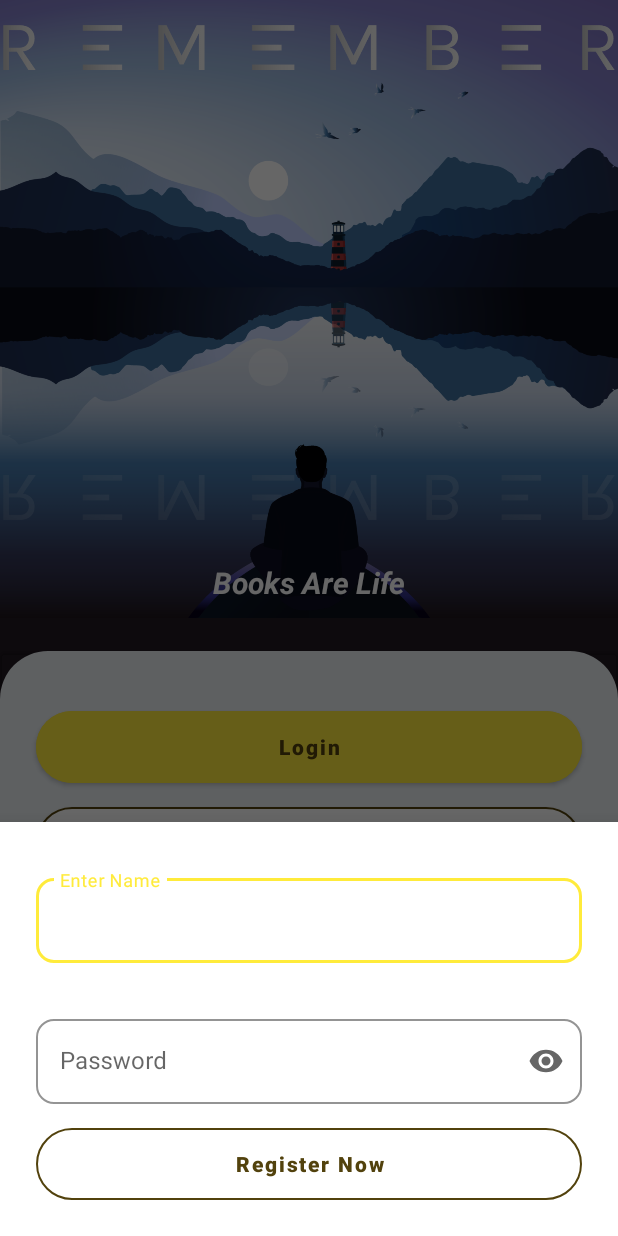
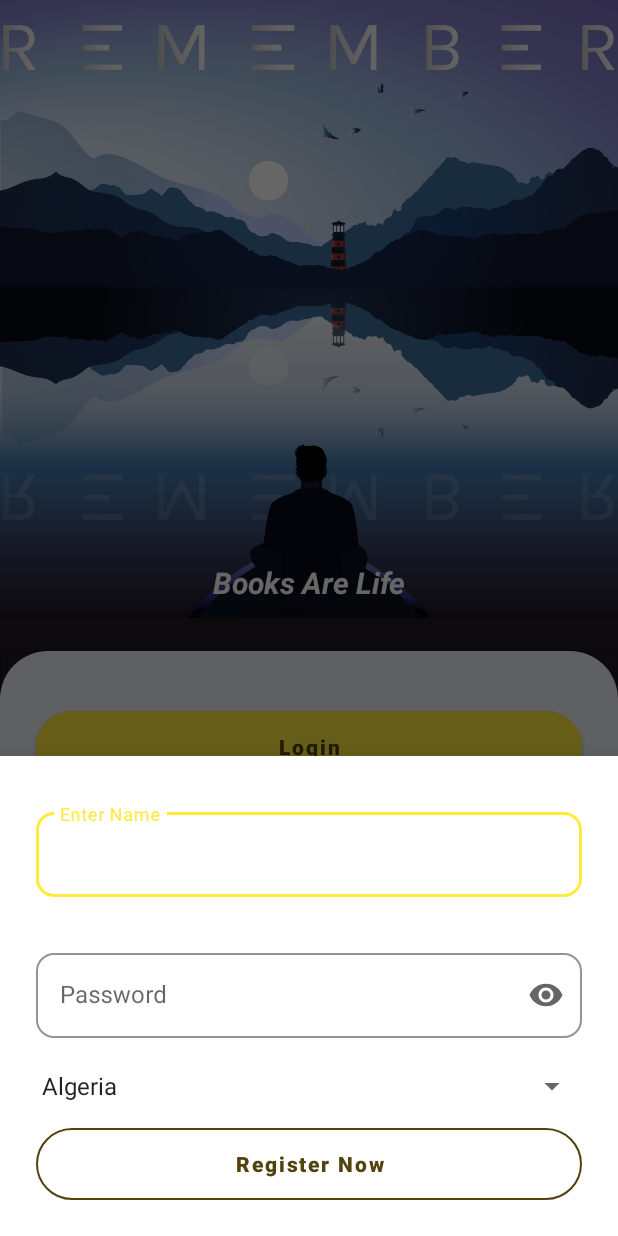
Before and after one commit to frozenstar80/BookShelfApp, an Android app: the SignUpBottomSheetFragment screen opened through its navigation route, on a phone screen of 412 x 824 dp. Run offline under Robolectric (Android 15) with nearby library versions, the phone set to English and light mode, and no system bars; our stand-ins replace Dagger/Hilt's generated code.

Commit message:
Added Country DropDown

```diff
--- a/app/src/main/java/com/example/bookshelfapp/ui/bottomsheet/SignUpBottomSheetFragment.kt
+++ b/app/src/main/java/com/example/bookshelfapp/ui/bottomsheet/SignUpBottomSheetFragment.kt
@@ -1,15 +1,24 @@
 package com.example.bookshelfapp.ui.bottomsheet
 
-import android.content.Intent
+import android.content.Context
 import android.view.LayoutInflater
+import android.view.View
 import android.view.ViewGroup
+import android.widget.AdapterView
+import android.widget.ArrayAdapter
 import androidx.fragment.app.viewModels
+import com.example.bookshelfapp.R
 import com.example.bookshelfapp.data.local.UserCredentials
 import com.example.bookshelfapp.databinding.BottomSheetFragmentSignupBinding
-import com.example.bookshelfapp.ui.activity.HomeActivity
 import com.example.bookshelfapp.ui.viewModel.SignUpViewModel
 import com.example.bookshelfapp.util.findNavControllerSafely
 import dagger.hilt.android.AndroidEntryPoint
+import org.json.JSONObject
+import java.io.BufferedReader
+import java.io.InputStreamReader
+import java.io.Reader
+import java.io.StringWriter
+import java.io.Writer
 
 
 @AndroidEntryPoint
@@ -18,8 +27,32 @@ class SignUpBottomSheetFragment : BaseBottomSheetFragment<BottomSheetFragmentSig
         BottomSheetFragmentSignupBinding::inflate
 
     private val signUpViewModel by viewModels<SignUpViewModel>()
+    private var countryList : Array<String> = arrayOf()
+    var country = "Algeria"
 
     override fun setup() {
+        val jsonString = readJsonFromAssets()
+
+        if (jsonString.isNotEmpty()) {
+            // Parse the JSON response
+            val jsonObject = JSONObject(jsonString)
+
+            // Access data object
+            val dataObject = jsonObject.getJSONObject("data")
+
+            // Get a list of country names
+            val countryNamesList = mutableListOf<String>()
+
+            // Iterate through the keys (country codes) in the data object
+            val keys = dataObject.keys()
+            while (keys.hasNext()) {
+                val countryCode = keys.next()
+                val countryData = dataObject.getJSONObject(countryCode)
+                val countryName = countryData.getString("country")
+                countryNamesList.add(countryName)
+            }
+            countryList = countryNamesList.toTypedArray()
+        }
 
 
         binding?.btnRegister?.setOnClickListener {
@@ -28,7 +61,7 @@ class SignUpBottomSheetFragment : BaseBottomSheetFragment<BottomSheetFragmentSig
                     UserCredentials(
                         userName = binding?.edtEmail?.text?.trim().toString(),
                         password = binding?.edtPassword?.text.toString(),
-                        country = ""
+                        country = country
                     )
                 )
             }
@@ -38,6 +71,27 @@ class SignUpBottomSheetFragment : BaseBottomSheetFragment<BottomSheetFragmentSig
                 registrationSuccessful()
             }else{
                 toast("Some Error Occurred. Please Try Again")
+            }
+        }
+
+
+        // Create an ArrayAdapter using the string array and a default spinner layout
+        val adapter = ArrayAdapter(requireContext(), R.layout.simple_spinner_item, countryList)
+
+        // Specify the layout to use when the list of choices appears
+        adapter.setDropDownViewResource(R.layout.simple_spinner_dropdown_item)
+
+        // Apply the adapter to the spinner
+        binding?.spinner?.adapter = adapter
+
+        // Set a listener to handle item selection
+        binding?.spinner?.onItemSelectedListener = object : AdapterView.OnItemSelectedListener {
+            override fun onItemSelected(parentView: AdapterView<*>?, selectedItemView: View?, position: Int, id: Long) {
+                country = countryList[position]
+            }
+
+            override fun onNothingSelected(parentView: AdapterView<*>?) {
+                // Do nothing here
             }
         }
 
@@ -62,8 +116,30 @@ class SignUpBottomSheetFragment : BaseBottomSheetFragment<BottomSheetFragmentSig
             toast("Password must have at least 8 characters with one number, special characters, one lowercase letter, and one uppercase letter.")
             return false
         }
+        if (country.isEmpty()){
+            toast("Select Country")
+            return false
+        }
         return true
     }
 
+        private fun readJsonFromAssets(): String {
+            val `is` = resources.openRawResource(R.raw.countries)
+            val writer: Writer = StringWriter()
+            val buffer = CharArray(1024)
+            try {
+                val reader: Reader = BufferedReader(InputStreamReader(`is`, "UTF-8"))
+                var n: Int
+                while (reader.read(buffer).also { n = it } != -1) {
+                    writer.write(buffer, 0, n)
+                }
+            } finally {
+                `is`.close()
+            }
+
+            val jsonString: String = writer.toString()
+            return jsonString
+        }
+
 
 }
--- a/app/src/main/res/layout/bottom_sheet_fragment_signup.xml
+++ b/app/src/main/res/layout/bottom_sheet_fragment_signup.xml
@@ -52,7 +52,13 @@
 
     </com.google.android.material.textfield.TextInputLayout>
 
-
+    <Spinner
+        android:id="@+id/spinner"
+        android:layout_marginTop="@dimen/_20dp"
+        android:layout_marginHorizontal="@dimen/_20dp"
+        android:layout_width="match_parent"
+        android:layout_height="wrap_content"
+        android:layout_centerInParent="true" />
 
     <com.google.android.material.button.MaterialButton
         android:id="@+id/btn_register"
--- /dev/null
+++ b/app/src/main/res/layout/simple_spinner_dropdown_item.xml
@@ -0,0 +1,9 @@
+<!-- res/layout/simple_spinner_dropdown_item.xml -->
+<CheckedTextView xmlns:android="http://schemas.android.com/apk/res/android"
+    style="?android:attr/spinnerDropDownItemStyle"
+    android:id="@android:id/text1"
+    android:singleLine="true"
+    android:layout_width="match_parent"
+    android:layout_height="wrap_content"
+    android:ellipsize="marquee"
+    android:textAlignment="inherit" />
--- /dev/null
+++ b/app/src/main/res/layout/simple_spinner_item.xml
@@ -0,0 +1,9 @@
+<!-- res/layout/simple_spinner_item.xml -->
+<TextView xmlns:android="http://schemas.android.com/apk/res/android"
+    android:id="@android:id/text1"
+    style="?android:attr/spinnerItemStyle"
+    android:singleLine="true"
+    android:layout_width="match_parent"
+    android:layout_height="wrap_content"
+    android:ellipsize="marquee"
+    android:textAlignment="inherit" />
--- a/app/src/main/res/values/strings.xml
+++ b/app/src/main/res/values/strings.xml
@@ -15,4 +15,5 @@
     <string name="books_are_life">Books Are Life</string>
     <string name="enter_email_id">Enter Name</string>
     <string name="confirm_password">Confirm Password</string>
+    <string name="country">Country</string>
 </resources>
```
Also changed, not shown: app/src/main/res/raw/countries.json (added, +1 -0 lines).
